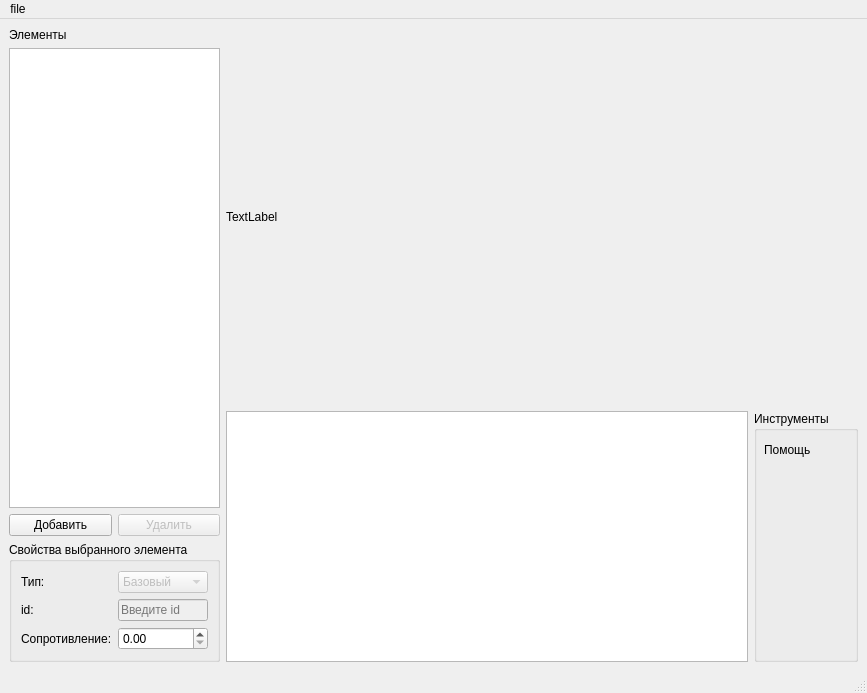
Qt form samples/gui_sample.ui (VonHeLy/Simple-Electronic-Circuits-Drawer) before a commit.
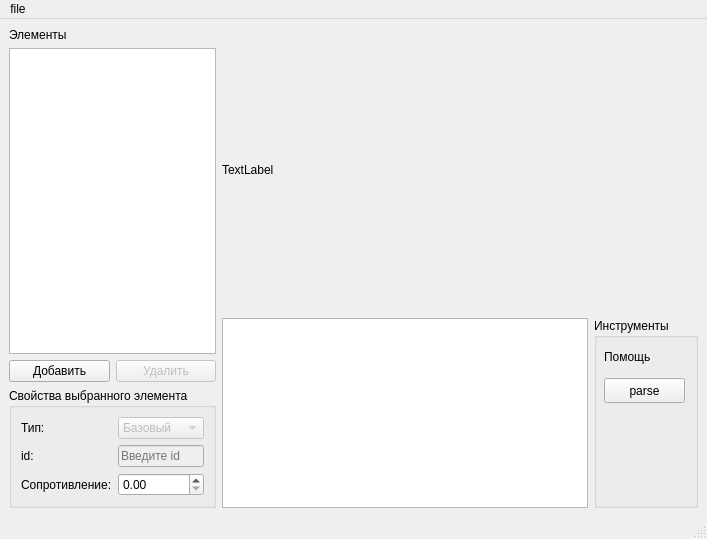
The same form after that commit.

What changed in the file:
```diff
--- a/samples/gui_sample.ui
+++ b/samples/gui_sample.ui
@@ -9,8 +9,8 @@
    <rect>
     <x>0</x>
     <y>0</y>
-    <width>867</width>
-    <height>693</height>
+    <width>707</width>
+    <height>539</height>
    </rect>
   </property>
   <property name="minimumSize">
@@ -202,6 +202,19 @@
             <string>Помощь</string>
            </property>
           </widget>
+          <widget class="QPushButton" name="parseButton">
+           <property name="geometry">
+            <rect>
+             <x>10</x>
+             <y>60</y>
+             <width>81</width>
+             <height>25</height>
+            </rect>
+           </property>
+           <property name="text">
+            <string>parse</string>
+           </property>
+          </widget>
          </widget>
         </item>
        </layout>
@@ -216,7 +229,7 @@
     <rect>
      <x>0</x>
      <y>0</y>
-     <width>867</width>
+     <width>707</width>
      <height>22</height>
     </rect>
    </property>
```
